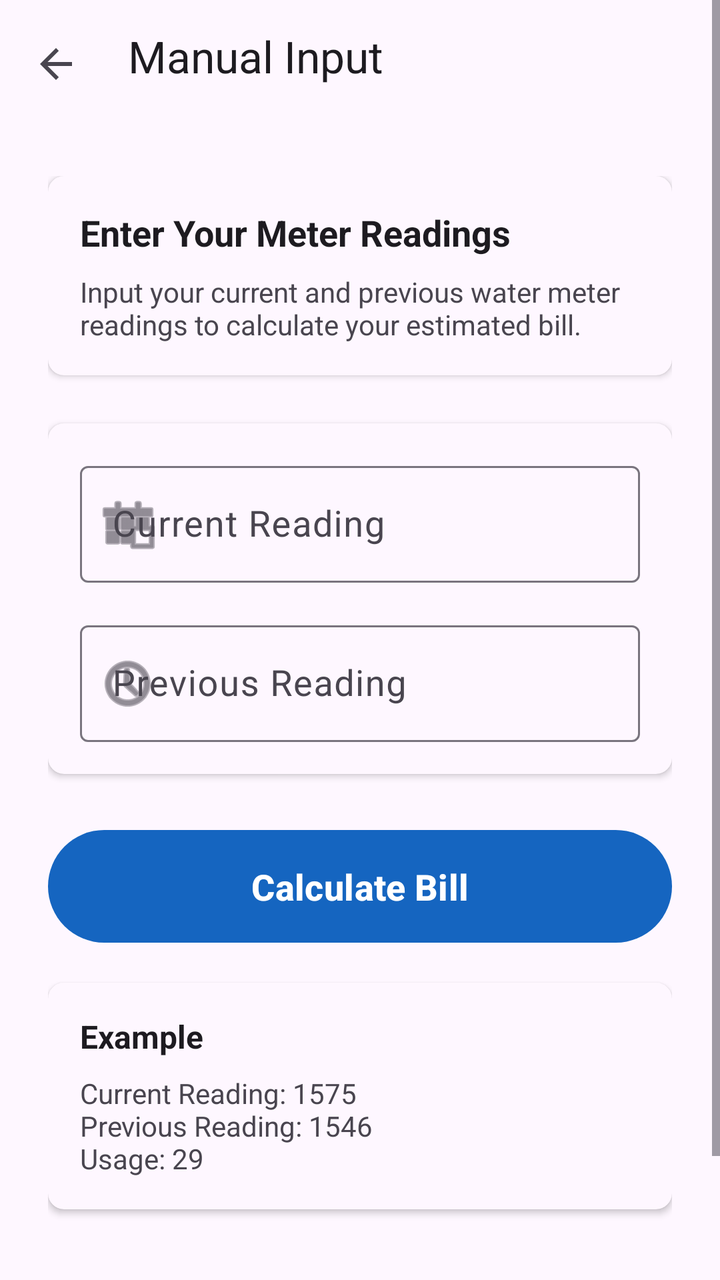
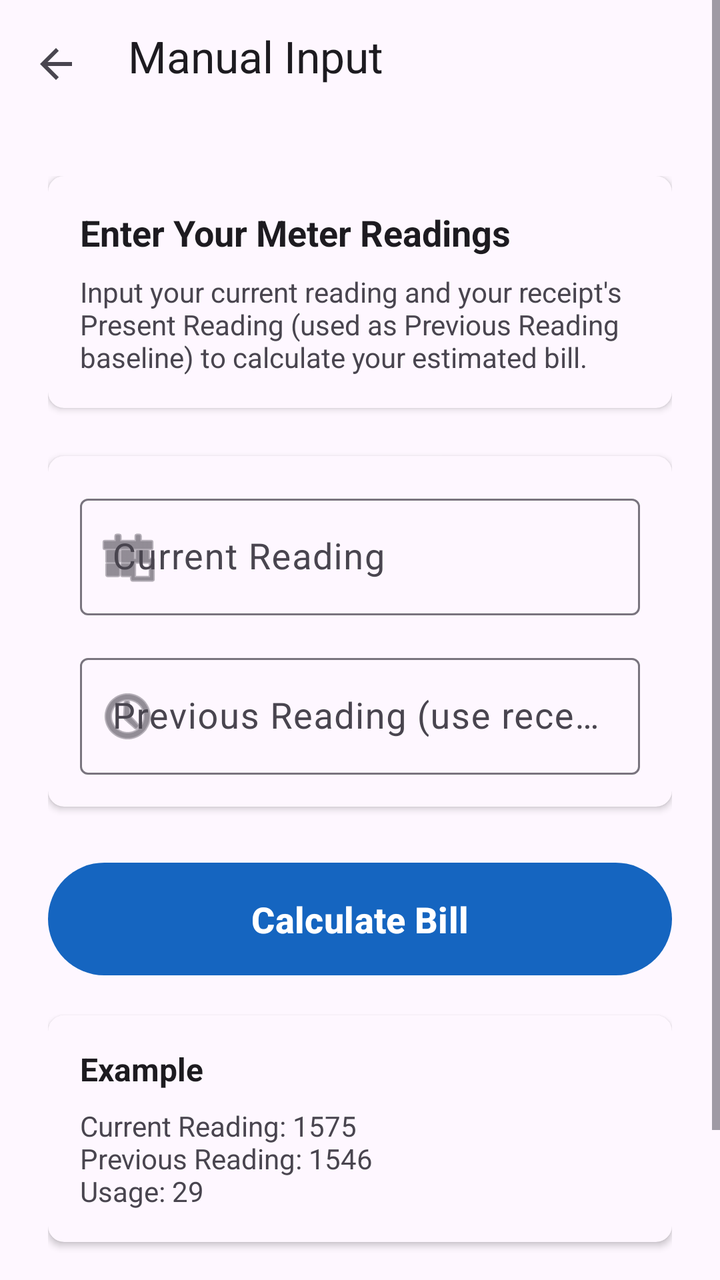

Before-and-after screenshots of an Android layout around one commit, followed by the original layout XML and the change that was made.
<!-- AndroidManifest.xml: activity theme Theme.MeterSnap -->
<!-- res/layout/activity_manual_input.xml -->
<?xml version="1.0" encoding="utf-8"?>
<ScrollView xmlns:android="http://schemas.android.com/apk/res/android"
    xmlns:app="http://schemas.android.com/apk/res-auto"
    android:id="@+id/root_layout"
    android:layout_width="match_parent"
    android:layout_height="match_parent"
    android:fillViewport="true"
    android:background="?android:attr/colorBackground">

    <LinearLayout
        android:layout_width="match_parent"
        android:layout_height="wrap_content"
        android:orientation="vertical">

        
        <androidx.appcompat.widget.Toolbar
            android:id="@+id/toolbar"
            android:layout_width="match_parent"
            android:layout_height="wrap_content"
            android:minHeight="?attr/actionBarSize"
            android:background="?android:attr/colorBackground"
            android:elevation="4dp"
            android:paddingBottom="8dp"
            app:contentInsetStartWithNavigation="0dp"
            app:navigationIcon="?attr/homeAsUpIndicator"
            app:title="Manual Input"
            app:titleTextColor="?android:attr/textColorPrimary"
            app:titleMarginStart="8dp" />

        
        <LinearLayout
            android:layout_width="match_parent"
            android:layout_height="wrap_content"
            android:orientation="vertical"
            android:padding="24dp">

            
            <androidx.cardview.widget.CardView
                android:layout_width="match_parent"
                android:layout_height="wrap_content"
                android:layout_marginBottom="24dp"
                app:cardCornerRadius="8dp"
                app:cardElevation="2dp"
                app:cardBackgroundColor="?android:attr/colorBackground">

                <LinearLayout
                    android:layout_width="match_parent"
                    android:layout_height="wrap_content"
                    android:orientation="vertical"
                    android:padding="16dp">

                    <TextView
                        android:layout_width="match_parent"
                        android:layout_height="wrap_content"
                        android:text="Enter Your Meter Readings"
                        android:textColor="?android:attr/textColorPrimary"
                        android:textSize="18sp"
                        android:textStyle="bold"
                        android:layout_marginBottom="8dp" />

                    <TextView
                        android:layout_width="match_parent"
                        android:layout_height="wrap_content"
                        android:text="Input your current and previous water meter readings to calculate your estimated bill."
                        android:textColor="?android:attr/textColorSecondary"
                        android:textSize="14sp" />
                </LinearLayout>
            </androidx.cardview.widget.CardView>

            
            <androidx.cardview.widget.CardView
                android:layout_width="match_parent"
                android:layout_height="wrap_content"
                android:layout_marginBottom="24dp"
                app:cardCornerRadius="8dp"
                app:cardElevation="2dp"
                app:cardBackgroundColor="?android:attr/colorBackground">

                <LinearLayout
                    android:layout_width="match_parent"
                    android:layout_height="wrap_content"
                    android:orientation="vertical"
                    android:padding="16dp">

                    
                    <com.google.android.material.textfield.TextInputLayout
                        android:layout_width="match_parent"
                        android:layout_height="wrap_content"
                        android:layout_marginBottom="16dp"
                        app:boxBackgroundMode="outline"
                        app:startIconDrawable="@android:drawable/ic_menu_today">

                        <com.google.android.material.textfield.TextInputEditText
                            android:id="@+id/edit_current_reading"
                            android:layout_width="match_parent"
                            android:layout_height="wrap_content"
                            android:hint="Current Reading"
                            android:inputType="number"
                            android:textSize="18sp" />
                    </com.google.android.material.textfield.TextInputLayout>

                    
                    <com.google.android.material.textfield.TextInputLayout
                        android:layout_width="match_parent"
                        android:layout_height="wrap_content"
                        app:boxBackgroundMode="outline"
                        app:startIconDrawable="@android:drawable/ic_menu_recent_history">

                        <com.google.android.material.textfield.TextInputEditText
                            android:id="@+id/edit_previous_reading"
                            android:layout_width="match_parent"
                            android:layout_height="wrap_content"
                            android:hint="Previous Reading"
                            android:inputType="number"
                            android:textSize="18sp" />
                    </com.google.android.material.textfield.TextInputLayout>
                </LinearLayout>
            </androidx.cardview.widget.CardView>

            
            <Button
                android:id="@+id/btn_calculate"
                android:layout_width="match_parent"
                android:layout_height="wrap_content"
                android:padding="16dp"
                android:text="Calculate Bill"
                android:textSize="18sp"
                android:textStyle="bold" />

            
            <androidx.cardview.widget.CardView
                android:layout_width="match_parent"
                android:layout_height="wrap_content"
                android:layout_marginTop="16dp"
                android:layout_marginBottom="80dp"
                app:cardCornerRadius="8dp"
                app:cardElevation="2dp"
                app:cardBackgroundColor="?android:attr/colorBackground">

                <LinearLayout
                    android:layout_width="match_parent"
                    android:layout_height="wrap_content"
                    android:orientation="vertical"
                    android:padding="16dp">

                    <TextView
                        android:layout_width="match_parent"
                        android:layout_height="wrap_content"
                        android:text="Example"
                        android:textColor="?android:attr/textColorPrimary"
                        android:textSize="16sp"
                        android:textStyle="bold"
                        android:layout_marginBottom="8dp" />

                    <TextView
                        android:layout_width="match_parent"
                        android:layout_height="wrap_content"
                        android:text="Current Reading: 1575\nPrevious Reading: 1546\nUsage: 29"
                        android:textColor="?android:attr/textColorSecondary"
                        android:textSize="14sp" />
                </LinearLayout>
            </androidx.cardview.widget.CardView>
        </LinearLayout>
    </LinearLayout>
</ScrollView>
<!-- resources referenced by this layout -->
<resources>
  <style name="Theme.MeterSnap" parent="Base.Theme.MeterSnap" />
  <style name="Base.Theme.MeterSnap" parent="Theme.Material3.DayNight.NoActionBar">
          <item name="colorPrimary">@color/ms_blue_primary</item>
          <item name="colorOnPrimary">@color/ms_blue_on_primary</item>
          <item name="colorPrimaryContainer">@color/ms_blue_primary_container</item>
          <item name="colorOnPrimaryContainer">@color/ms_blue_on_primary_container</item>
          <item name="colorSecondary">@color/ms_blue_secondary</item>
          <item name="colorOnSecondary">@color/ms_blue_on_secondary</item>
          <item name="colorSecondaryContainer">@color/ms_blue_secondary_container</item>
          <item name="colorOnSecondaryContainer">@color/ms_blue_on_secondary_container</item>
          <item name="colorTertiary">@color/ms_blue_tertiary</item>
          <item name="colorOnTertiary">@color/ms_blue_on_tertiary</item>
  
          
          <item name="android:statusBarColor">@android:color/transparent</item>
          <item name="android:navigationBarColor">@android:color/transparent</item>
          
          
          <item name="android:windowLightStatusBar">true</item>
          <item name="android:windowLightNavigationBar">true</item>
      </style>
  <color name="ms_blue_primary">#1565C0</color>
  <color name="ms_blue_on_primary">#FFFFFFFF</color>
  <color name="ms_blue_primary_container">#D7E3FF</color>
  <color name="ms_blue_on_primary_container">#001B3F</color>
  <color name="ms_blue_secondary">#2F6EA5</color>
  <color name="ms_blue_on_secondary">#FFFFFFFF</color>
  <color name="ms_blue_secondary_container">#D1E4FF</color>
  <color name="ms_blue_on_secondary_container">#001D36</color>
  <color name="ms_blue_tertiary">#1E88E5</color>
  <color name="ms_blue_on_tertiary">#FFFFFFFF</color>
</resources>

<!-- the commit's change to res/layout/activity_manual_input.xml (unified diff, before → after) -->
@@ -61,7 +61,7 @@
                     <TextView
                         android:layout_width="match_parent"
                         android:layout_height="wrap_content"
-                        android:text="Input your current and previous water meter readings to calculate your estimated bill."
+                        android:text="Input your current reading and your receipt's Present Reading (used as Previous Reading baseline) to calculate your estimated bill."
                         android:textColor="?android:attr/textColorSecondary"
                         android:textSize="14sp" />
                 </LinearLayout>
@@ -110,7 +110,7 @@
                             android:id="@+id/edit_previous_reading"
                             android:layout_width="match_parent"
                             android:layout_height="wrap_content"
-                            android:hint="Previous Reading"
+                            android:hint="Previous Reading (use receipt Present Reading)"
                             android:inputType="number"
                             android:textSize="18sp" />
                     </com.google.android.material.textfield.TextInputLayout>
